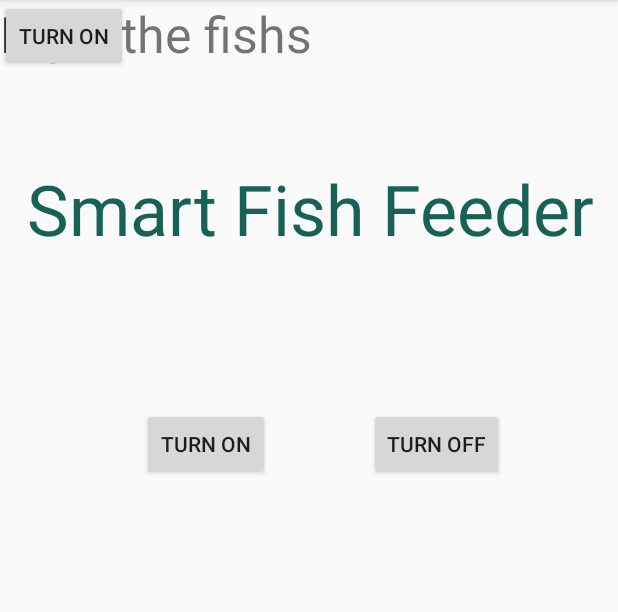
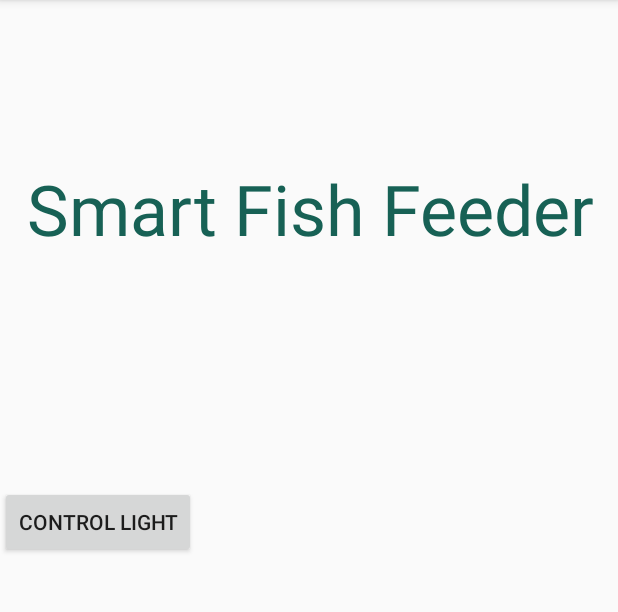
Before and after one commit to Otimusblue/GraduteProject, an Android app: the screen it shows after launch (MainActivity), on a phone screen of 412 x 824 dp, the part 84-696 px from its top. Run offline under Robolectric (Android 15) with nearby library versions, the phone set to English and light mode, and no system bars; our stand-ins replace Firebase (no records; nobody signed in at launch, a user with empty details on screens opened directly).

Commit message:
Light change

```diff
--- a/graduatedproject/app/build.gradle
+++ b/graduatedproject/app/build.gradle
@@ -26,6 +26,7 @@ dependencies {
   implementation 'com.google.firebase:firebase-messaging:19.0.1'
   implementation 'com.google.firebase:firebase-database:19.1.0'
 
+  implementation 'androidx.constraintlayout:constraintlayout:1.1.2'
   testImplementation 'junit:junit:4.12'
   androidTestImplementation 'com.android.support.test:runner:1.0.2'
   androidTestImplementation 'com.android.support.test.espresso:espresso-core:3.0.2'
--- a/graduatedproject/app/src/main/java/com/example/graduatedproject/MainActivity.java
+++ b/graduatedproject/app/src/main/java/com/example/graduatedproject/MainActivity.java
@@ -1,5 +1,6 @@
 package com.example.graduatedproject;
 
+import android.content.Intent;
 import android.view.View;
 import android.widget.Button;
 import androidx.appcompat.app.AppCompatActivity;
@@ -9,7 +10,7 @@ import com.google.firebase.database.FirebaseDatabase;
 
 public class MainActivity extends AppCompatActivity {
 
-    Button turnLightOn, turnLightOff;
+    Button btnControlLight;
     DatabaseReference rootRef,demoRef;
 
     @Override
@@ -17,39 +18,27 @@ public class MainActivity extends AppCompatActivity {
         super.onCreate(savedInstanceState);
         setContentView(R.layout.activity_main);
 
-        turnLightOn = (Button) findViewById(R.id.btnTurn);
-        turnLightOff = (Button) findViewById(R.id.btnTurnOff);
+
+        btnControlLight = (Button) findViewById(R.id.control_light);
+
+        btnControlLight.setOnClickListener(new View.OnClickListener() {
+            @Override
+            public void onClick(View v) {
+                openActivity2();
+            }
+        });
 
         //database reference pointing to root of database
         rootRef = FirebaseDatabase.getInstance().getReference();
 
         //database reference pointing to demo node
+    }
 
 
-        turnLightOn.setOnClickListener(new View.OnClickListener() {
-            @Override
-            public void onClick(View v) {
-                try {
-                       rootRef.child("LED_STATUS").setValue("ON");
-                    } catch (Exception e) {
-                        e.printStackTrace();
-                    }
-                }
-            });
 
-        turnLightOff.setOnClickListener(new View.OnClickListener() {
-            @Override
-            public void onClick(View v) {
-                try {
-                    rootRef.child("LED_STATUS").setValue("OFF");
-                    //  rootRef.child("devices").updateChildren({'light1': "true" });
-                } catch (Exception e) {
-                    e.printStackTrace();
-                }
-            }
-        });
+    public void openActivity2() {
+        Intent intent = new Intent(this.getApplicationContext(), SecondActivity.class);
+        startActivity(intent);
+    }
 
 }
-
-
-}
--- a/graduatedproject/app/src/main/res/layout/activity_main.xml
+++ b/graduatedproject/app/src/main/res/layout/activity_main.xml
@@ -8,44 +8,6 @@
     android:layout_height="match_parent"
     tools:context=".MainActivity"
     >
-    <Button
-        android:id="@+id/btnTurn"
-        android:layout_width="85dp"
-        android:layout_height="wrap_content"
-        android:layout_marginBottom="428dp"
-        android:layout_marginEnd="8dp"
-        android:layout_marginStart="8dp"
-        android:layout_marginTop="143dp"
-        android:text="Turn On"
-        app:layout_constraintBottom_toBottomOf="parent"
-        app:layout_constraintEnd_toStartOf="@+id/btnTurnOff"
-        app:layout_constraintHorizontal_bias="0.598"
-        app:layout_constraintStart_toStartOf="parent"
-        app:layout_constraintTop_toTopOf="@+id/textView"
-        />
-    <Button
-        android:id="@+id/btnTurn3"
-        android:layout_width="85dp"
-        android:layout_height="wrap_content"
-        android:text="Turn On"
-        tools:layout_editor_absoluteX="163dp"
-        tools:layout_editor_absoluteY="479dp"
-        />
-    <Button
-        android:id="@+id/btnTurnOff"
-        android:layout_width="wrap_content"
-        android:layout_height="wrap_content"
-        android:layout_marginBottom="428dp"
-        android:layout_marginEnd="8dp"
-        android:layout_marginStart="8dp"
-        android:layout_marginTop="143dp"
-        android:text="Turn OFF"
-        app:layout_constraintBottom_toBottomOf="parent"
-        app:layout_constraintEnd_toEndOf="parent"
-        app:layout_constraintHorizontal_bias="0.777"
-        app:layout_constraintStart_toStartOf="parent"
-        app:layout_constraintTop_toTopOf="@+id/textView"
-        />
     <TextView
         android:id="@+id/textView"
         android:layout_width="wrap_content"
@@ -61,22 +23,13 @@
         app:layout_constraintStart_toStartOf="parent"
         app:layout_constraintTop_toTopOf="parent"
         />
-    <TextView
-        android:id="@+id/textView2"
+    <Button
+        android:id="@+id/control_light"
         android:layout_width="wrap_content"
         android:layout_height="wrap_content"
-        android:text="Light "
-        android:textSize="50px"
-        tools:layout_editor_absoluteX="182dp"
-        tools:layout_editor_absoluteY="188dp"
-        />
-    <TextView
-        android:id="@+id/textView3"
-        android:layout_width="wrap_content"
-        android:layout_height="wrap_content"
-        android:text="Feed the fishs"
-        android:textSize="50px"
-        tools:layout_editor_absoluteX="147dp"
-        tools:layout_editor_absoluteY="399dp"
+        android:layout_marginBottom="396dp"
+        android:text="CONTROL LIGHT"
+        app:layout_constraintBottom_toBottomOf="parent"
+        tools:layout_editor_absoluteX="140dp"
         />
 </androidx.constraintlayout.widget.ConstraintLayout>
```
Also changed, not shown: graduatedproject/app/src/main/AndroidManifest.xml (+3 -5 lines), graduatedproject/app/src/main/java/com/example/graduatedproject/SecondActivity.java (added, +54 -0 lines), graduatedproject/app/src/main/res/layout/activity_second_acitivity.xml (added, +53 -0 lines). Lines whose indentation alone changed are shown as unchanged.
